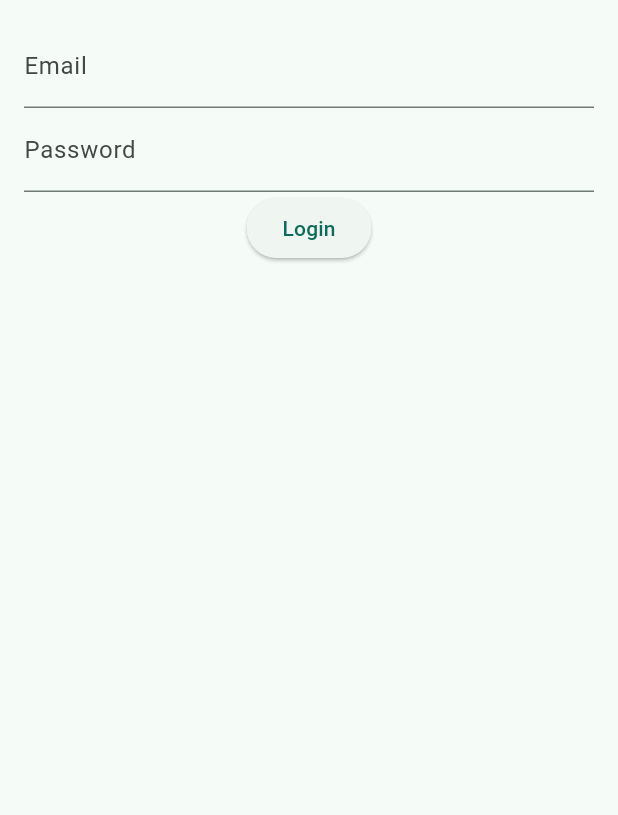
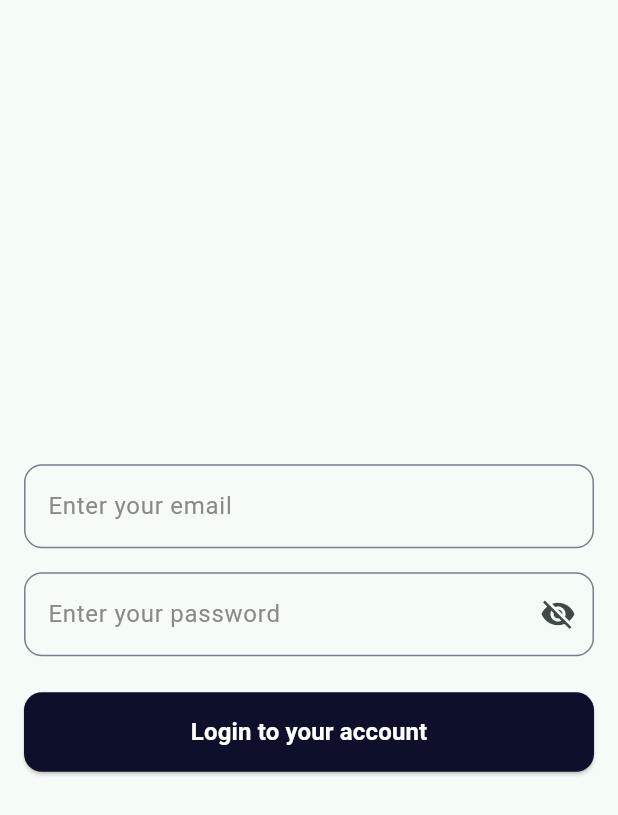
Before and after one commit to kennedyowusu/daily_weight_logs_mobile, a Flutter app: the LoginScreen screen opened by its route, on a phone screen of 412 x 824 dp. Shown: the top 815 px of the screen. Run offline on Flutter 3.47's test engine with Material 3 defaults, Android fonts, the light colour scheme and no system bars; our stand-ins replace dio, flutter_riverpod, flutter_secure_storage, flutter_svg; accounts and stored records are empty.

Commit message:
Refactor login form: Replace TextFields with WeightLogInputField, add form validation, and create custom input decoration

```diff
--- /dev/null
+++ b/lib/common/utils/input_decoration.dart
@@ -0,0 +1,33 @@
+import 'package:daily_weight_logs_mobile/common/constants/colors.dart';
+import 'package:flutter/material.dart';
+
+InputDecoration customInputDecoration({
+  required String hintText,
+  Widget? suffixIcon,
+}) {
+  return InputDecoration(
+    hintText: hintText,
+    hintStyle: const TextStyle(
+      color: Color(0xFF898989),
+      fontSize: 16,
+      fontWeight: FontWeight.w400,
+    ),
+    enabledBorder: OutlineInputBorder(
+      borderRadius: BorderRadius.circular(12),
+      borderSide: const BorderSide(color: grayTextColor, width: 1),
+    ),
+    focusedBorder: OutlineInputBorder(
+      borderRadius: BorderRadius.circular(12),
+      borderSide: const BorderSide(
+        color: grayTextColor,
+      ),
+    ),
+    errorBorder: OutlineInputBorder(
+      borderRadius: BorderRadius.circular(12),
+      borderSide: const BorderSide(
+        color: Colors.red,
+      ),
+    ),
+    suffixIcon: suffixIcon,
+  );
+}
--- a/lib/common/utils/styles.dart
+++ /dev/null
@@ -1,26 +0,0 @@
-import 'package:daily_weight_logs_mobile/common/constants/colors.dart';
-import 'package:flutter/material.dart';
-
-InputDecoration inputDecoration = InputDecoration(
-  hintText: '',
-  hintStyle: const TextStyle(
-    color: Color(0xFF898989),
-    fontSize: 16,
-    fontWeight: FontWeight.w400,
-  ),
-  enabledBorder: OutlineInputBorder(
-    borderRadius: BorderRadius.circular(12),
-    borderSide: const BorderSide(color: Color(0xFFF2F2F2), width: 1),
-  ),
-  focusedBorder: OutlineInputBorder(
-    borderRadius: BorderRadius.circular(12),
-    borderSide: const BorderSide(
-      color: secondaryColor,
-    ),
-  ),
-  suffixIcon: const Icon(
-    Icons.search,
-    color: Color(0xFFBABABA),
-    size: 30,
-  ),
-);
--- a/lib/features/authentication/presentation/login_screen.dart
+++ b/lib/features/authentication/presentation/login_screen.dart
@@ -1,4 +1,6 @@
+import 'package:daily_weight_logs_mobile/common/constants/colors.dart';
 import 'package:daily_weight_logs_mobile/features/authentication/application/auth_controller.dart';
+import 'package:daily_weight_logs_mobile/features/authentication/widgets/weight_log_input_field.dart';
 import 'package:flutter/material.dart';
 import 'package:flutter_riverpod/flutter_riverpod.dart';
 
@@ -27,6 +29,7 @@ class LoginScreen extends ConsumerWidget {
 class LoginForm extends ConsumerWidget {
   final TextEditingController emailController = TextEditingController();
   final TextEditingController passwordController = TextEditingController();
+  final GlobalKey<FormState> formKey = GlobalKey<FormState>();
 
   LoginForm({super.key});
 
@@ -34,27 +37,74 @@ class LoginForm extends ConsumerWidget {
   Widget build(BuildContext context, WidgetRef ref) {
     return Padding(
       padding: const EdgeInsets.all(16.0),
+      child: Form(
+        key: formKey,
         child: Column(
+          mainAxisAlignment: MainAxisAlignment.center,
           children: [
-          TextField(
+            // Email Field
+            WeightLogInputField(
               controller: emailController,
-            decoration: const InputDecoration(labelText: 'Email'),
+              hintText: 'Enter your email',
+              labelText: 'Email',
+              validator: (value) {
+                if (value == null || value.isEmpty) {
+                  return 'Please enter your email';
+                }
+                if (!RegExp(r"^[a-zA-Z0-9.]+@[a-zA-Z0-9]+\.[a-zA-Z]+")
+                    .hasMatch(value)) {
+                  return 'Please enter a valid email address';
+                }
+                return null;
+              },
             ),
-          TextField(
+            const SizedBox(height: 16),
+            // Password Field
+            WeightLogInputField(
               controller: passwordController,
-            decoration: const InputDecoration(labelText: 'Password'),
+              hintText: 'Enter your password',
+              labelText: 'Password',
               obscureText: true,
+              suffixIcon: const Icon(Icons.visibility_off),
+              validator: (value) {
+                if (value == null || value.isEmpty) {
+                  return 'Please enter your password';
+                }
+                if (value.length < 6) {
+                  return 'Password must be at least 6 characters';
+                }
+                return null;
+              },
             ),
+            const SizedBox(height: 24),
+            // Login Button
             ElevatedButton(
               onPressed: () async {
+                if (formKey.currentState?.validate() == true) {
                   await ref.read(authControllerProvider.notifier).login(
                         emailController.text.trim(),
                         passwordController.text.trim(),
                       );
+                }
               },
-            child: const Text('Login'),
+              style: ElevatedButton.styleFrom(
+                fixedSize: Size(MediaQuery.of(context).size.width, 53),
+                backgroundColor: secondaryColor,
+                shape: RoundedRectangleBorder(
+                  borderRadius: BorderRadius.circular(12),
+                ),
+              ),
+              child: const Text(
+                'Login to your account',
+                style: TextStyle(
+                  color: Colors.white,
+                  fontSize: 16,
+                  fontWeight: FontWeight.bold,
+                ),
+              ),
             ),
           ],
+        ),
       ),
     );
   }
--- /dev/null
+++ b/lib/features/authentication/widgets/weight_log_input_field.dart
@@ -0,0 +1,34 @@
+import 'package:daily_weight_logs_mobile/common/utils/input_decoration.dart';
+import 'package:flutter/material.dart';
+
+class WeightLogInputField extends StatelessWidget {
+  final TextEditingController controller;
+  final String hintText;
+  final String labelText;
+  final bool obscureText;
+  final String? Function(String?)? validator;
+  final Widget? suffixIcon;
+
+  const WeightLogInputField({
+    super.key,
+    required this.controller,
+    required this.hintText,
+    required this.labelText,
+    this.obscureText = false,
+    this.validator,
+    this.suffixIcon,
+  });
+
+  @override
+  Widget build(BuildContext context) {
+    return TextFormField(
+      controller: controller,
+      obscureText: obscureText,
+      decoration: customInputDecoration(
+        hintText: hintText,
+        suffixIcon: suffixIcon,
+      ),
+      validator: validator,
+    );
+  }
+}
```
Lines whose indentation alone changed are shown as unchanged.
